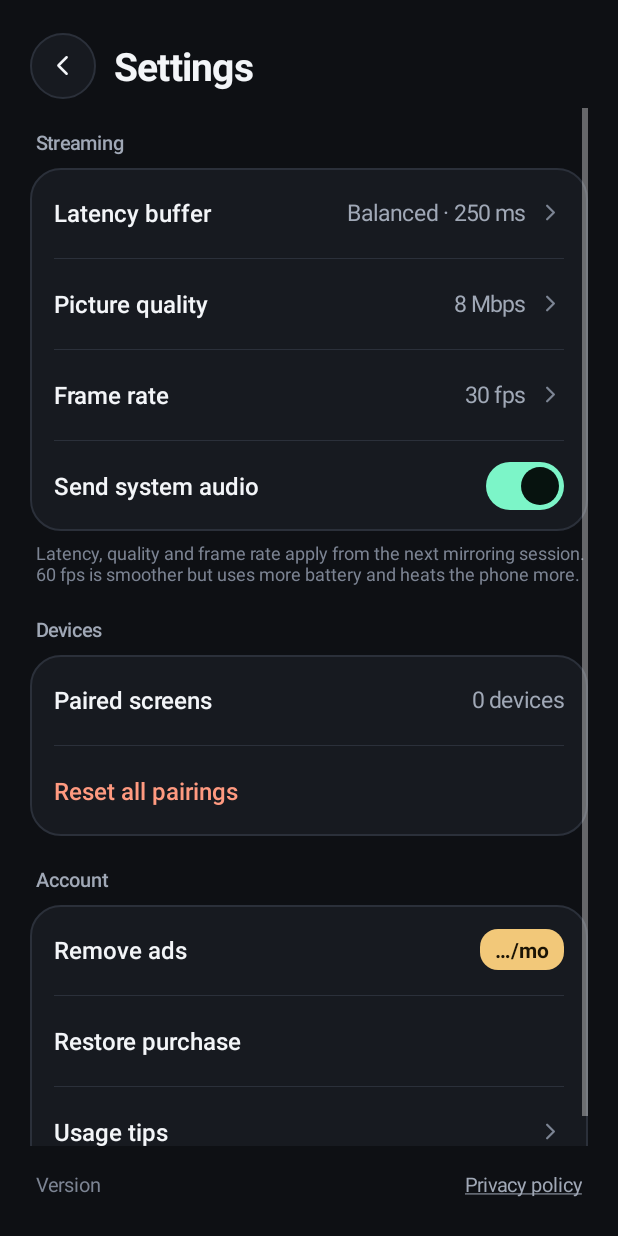
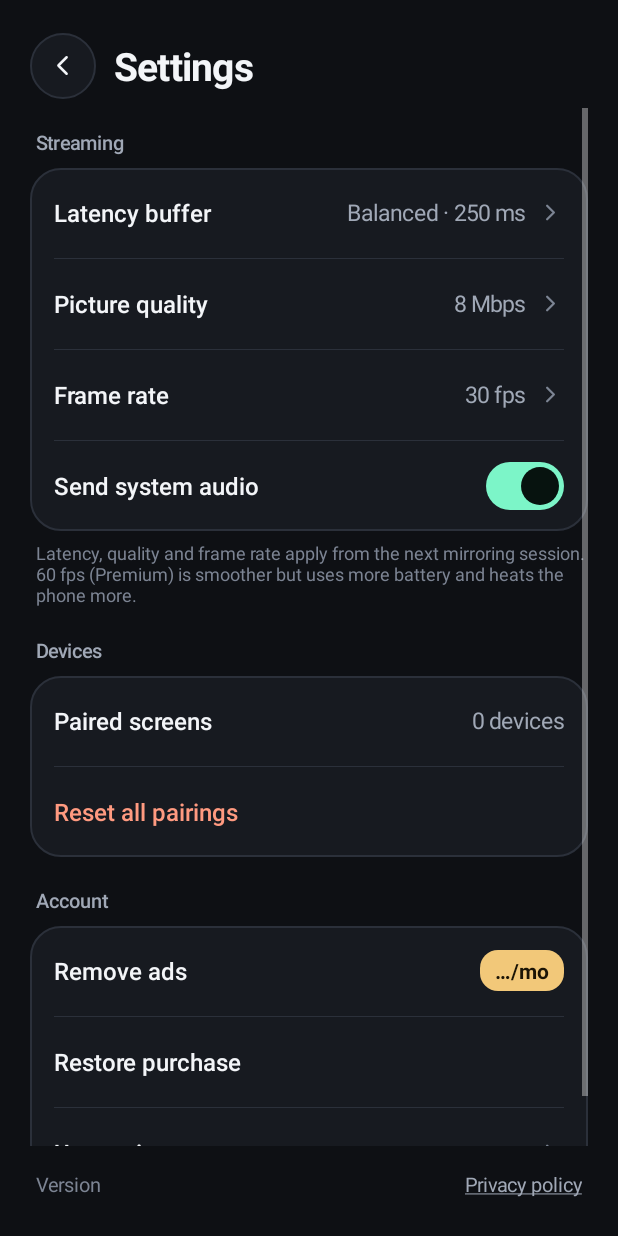
Before and after one commit to altinvolkan/bitirme, an Android app: the screen it shows after launch (MainActivity), after a tap on "Settings", on a phone screen of 412 x 824 dp. Run offline under Robolectric (Android 15) with nearby library versions, the phone set to English and light mode, and no system bars; our stand-ins replace AdMob; libraries missing offline, so code that uses them is left out: com.android.billingclient; pictures from the network do not load; 5 statements that could not run were skipped; 1 other tap on this screen came first.

Commit message:
60 fps yalnızca Premium; herkes için 30 fps
Co-Authored-By: Claude Sonnet 5.5 <noreply@anthropic.com>
Claude-Session: https://claude.ai/code/session_01Ab4k6PQnPQ1tJJc71dwZQg

```diff
--- a/mirror/android/app/src/main/java/com/example/screenmirror/ui/Model.kt
+++ b/mirror/android/app/src/main/java/com/example/screenmirror/ui/Model.kt
@@ -65,7 +65,8 @@ class UiPrefs(context: Context) {
 
     val latencyMs: Int get() = LATENCIES[latencyIdx].second
     val bitrateMbps: Int get() = BITRATES[bitrateIdx]
-    val fps: Int get() = FPS_OPTIONS[fpsIdx]
+    /** Fiilen kullanılacak kare hızı: 60 fps yalnızca premium'da; abonelik bitmişse 30'a döner. */
+    val fps: Int get() = if (com.example.screenmirror.monetization.Entitlements.premium) FPS_OPTIONS[fpsIdx] else FPS_OPTIONS[0]
 
     companion object {
         val LATENCIES = listOf(R.string.latency_low to 120, R.string.latency_balanced to 250, R.string.latency_stable to 400)
--- a/mirror/android/app/src/main/java/com/example/screenmirror/ui/PremiumScreen.kt
+++ b/mirror/android/app/src/main/java/com/example/screenmirror/ui/PremiumScreen.kt
@@ -37,6 +37,7 @@ class PremiumScreen(a: MainActivity) : Screen(a) {
             str(R.string.premium_b1),
             str(R.string.premium_b2),
             str(R.string.premium_b4),
+            str(R.string.premium_b5),
             str(R.string.premium_b3),
         ).forEach { s ->
             val r = ctx.row {}
--- a/mirror/android/app/src/main/res/values/strings.xml
+++ b/mirror/android/app/src/main/res/values/strings.xml
@@ -88,7 +88,8 @@
     <string name="set_quality">Picture quality</string>
     <string name="set_audio">Send system audio</string>
     <string name="set_apply_hint">Latency, quality and frame rate apply from the next mirroring session.</string>
-    <string name="set_fps_hint">60 fps is smoother but uses more battery and heats the phone more.</string>
+    <string name="set_fps_hint">60 fps (Premium) is smoother but uses more battery and heats the phone more.</string>
+    <string name="premium_b5">Smoother 60 fps mirroring</string>
     <string name="set_group_devices">Devices</string>
     <string name="set_paired">Paired screens</string>
     <string name="set_reset">Reset all pairings</string>
```
Also changed, not shown: mirror/android/app/src/main/java/com/example/screenmirror/ui/SettingsScreen.kt (+8 -3 lines), 8 other files.
